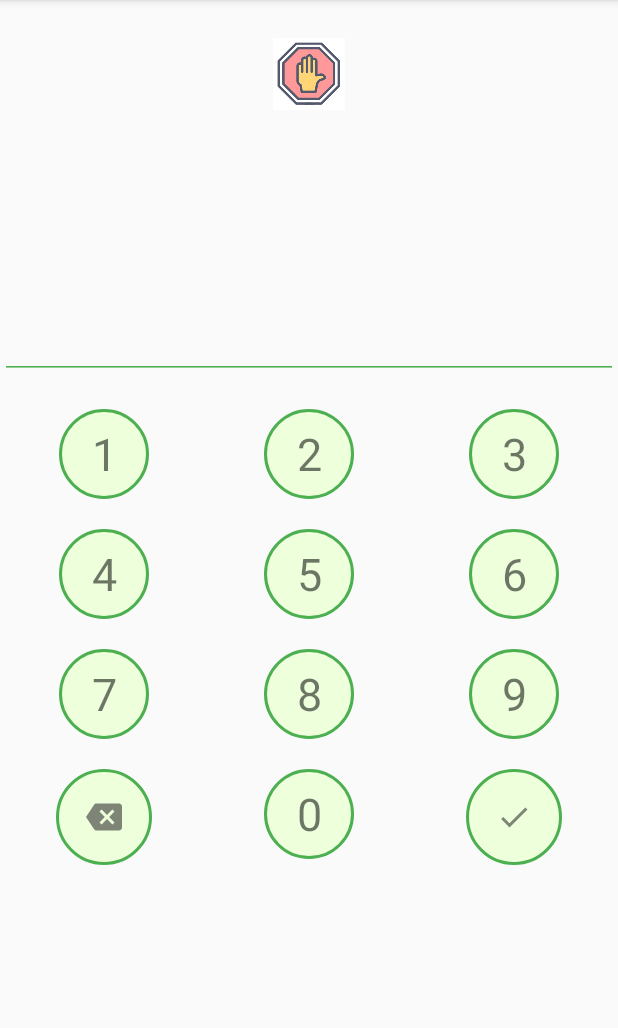
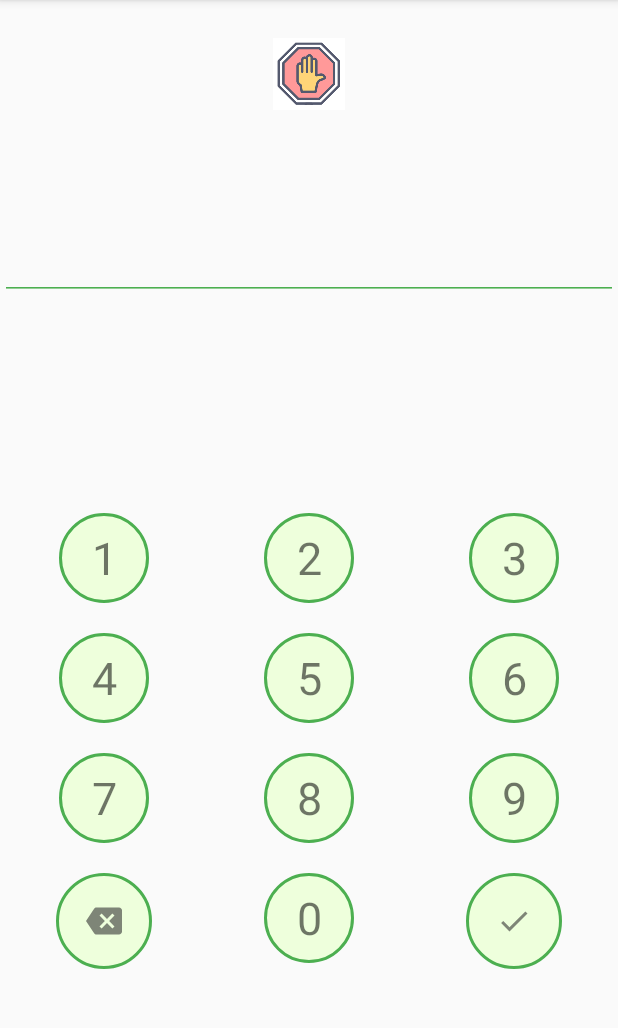
Before and after one commit to darthleonard/PlayBlocker, an Android app: the AccessActivity screen opened directly, with no data from a screen before it, on a phone screen of 412 x 824 dp, the part 84-1112 px from its top. Run offline under Robolectric (Android 15) with nearby library versions, the phone set to English and light mode, and no system bars; 1 statement that could not run was skipped.

Commit message:
access activity screen fixed

```diff
--- a/app/src/main/java/darthleonard/archaos/playblocker/SettingsActivity.java
+++ b/app/src/main/java/darthleonard/archaos/playblocker/SettingsActivity.java
@@ -5,6 +5,7 @@ import androidx.appcompat.app.AppCompatActivity;
 import android.content.Intent;
 import android.os.Bundle;
 import android.view.View;
+import android.view.WindowManager;
 import android.widget.EditText;
 import android.widget.TextView;
 
@@ -41,6 +42,8 @@ public class SettingsActivity extends AppCompatActivity {
                 }
             }
         });
+        findViewById(R.id.etPasswordNew).requestFocus();
+        getWindow().setSoftInputMode(WindowManager.LayoutParams.SOFT_INPUT_STATE_VISIBLE);
     }
 
     public boolean validatePassword(String passwordNew, String passwordConfirm) {
--- a/app/src/main/res/layout/activity_access.xml
+++ b/app/src/main/res/layout/activity_access.xml
@@ -20,14 +20,15 @@
         android:textColor="@color/colorAccent"
         android:backgroundTint="@color/colorAccent"
         android:gravity="center"
-        android:textSize="100sp"
+        android:textSize="60sp"
         android:ems="10"
         android:enabled="false"
         android:inputType="numberPassword" />
 
     <TableLayout
         android:layout_width="match_parent"
-        android:layout_height="match_parent">
+        android:layout_height="match_parent"
+        android:gravity="center_vertical">
 
         <TableRow
             android:layout_width="match_parent"
```
